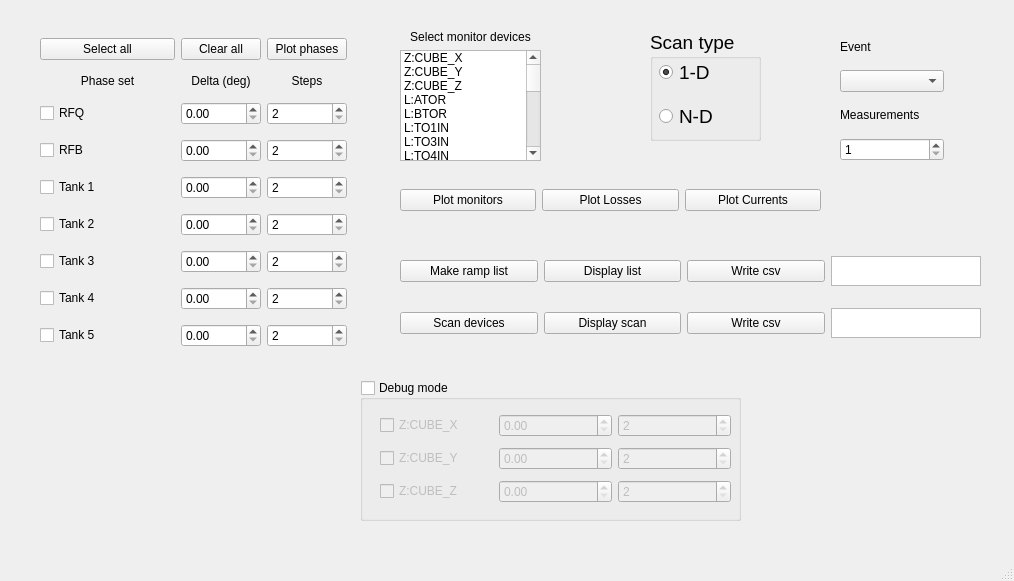
Qt form gui_window.ui (rsharankova/LinacDeviceScan) before a commit.
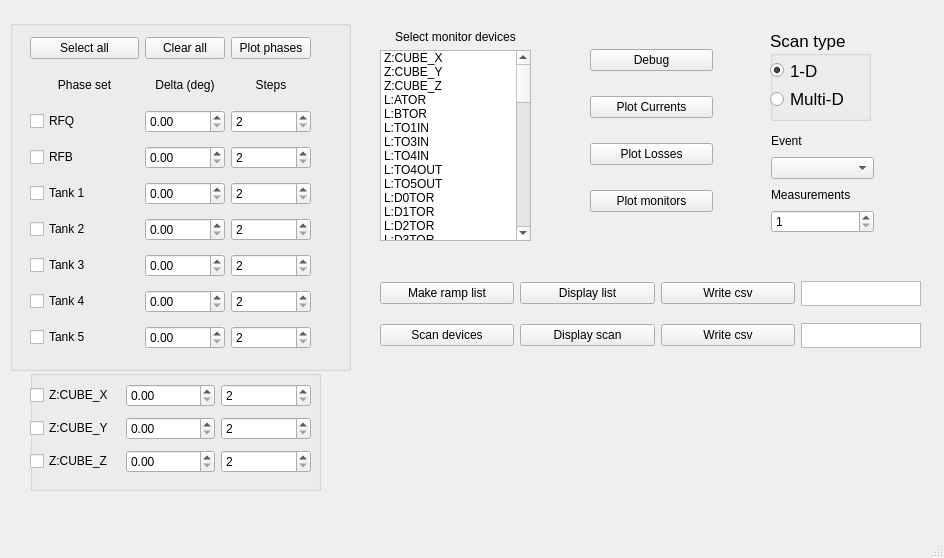
The same form after that commit.

Patch:
```diff
--- a/gui_window.ui
+++ b/gui_window.ui
@@ -6,8 +6,8 @@
    <rect>
     <x>0</x>
     <y>0</y>
-    <width>1014</width>
-    <height>581</height>
+    <width>944</width>
+    <height>558</height>
    </rect>
   </property>
   <property name="windowTitle">
@@ -17,13 +17,22 @@
    <widget class="QWidget" name="gridLayoutWidget">
     <property name="geometry">
      <rect>
-      <x>840</x>
-      <y>30</y>
+      <x>770</x>
+      <y>130</y>
       <width>104</width>
-      <height>131</height>
+      <height>104</height>
      </rect>
     </property>
-    <layout class="QVBoxLayout" name="verticalLayout_3">
+    <layout class="QVBoxLayout" name="verticalLayout_3" stretch="1,1,1,1">
+     <property name="leftMargin">
+      <number>1</number>
+     </property>
+     <property name="topMargin">
+      <number>1</number>
+     </property>
+     <property name="bottomMargin">
+      <number>1</number>
+     </property>
      <item>
       <widget class="QLabel" name="label_1">
        <property name="autoFillBackground">
@@ -69,283 +78,13 @@
      </item>
     </layout>
    </widget>
-   <widget class="QWidget" name="gridLayoutWidget_2">
-    <property name="geometry">
-     <rect>
-      <x>40</x>
-      <y>30</y>
-      <width>307</width>
-      <height>332</height>
-     </rect>
-    </property>
-    <layout class="QGridLayout" name="gridLayout_2">
-     <item row="0" column="2">
-      <widget class="QPushButton" name="expand_pushButton_1">
-       <property name="text">
-        <string>Plot phases</string>
-       </property>
-      </widget>
-     </item>
-     <item row="8" column="1">
-      <widget class="QDoubleSpinBox" name="doubleSpinBox_7">
-       <property name="singleStep">
-        <double>0.500000000000000</double>
-       </property>
-      </widget>
-     </item>
-     <item row="0" column="1">
-      <widget class="QPushButton" name="clearall_pushButton">
-       <property name="text">
-        <string>Clear all</string>
-       </property>
-      </widget>
-     </item>
-     <item row="7" column="1">
-      <widget class="QDoubleSpinBox" name="doubleSpinBox_6">
-       <property name="singleStep">
-        <double>0.500000000000000</double>
-       </property>
-      </widget>
-     </item>
-     <item row="6" column="1">
-      <widget class="QDoubleSpinBox" name="doubleSpinBox_5">
-       <property name="singleStep">
-        <double>0.500000000000000</double>
-       </property>
-      </widget>
-     </item>
-     <item row="0" column="0">
-      <widget class="QPushButton" name="selectall_pushButton">
-       <property name="text">
-        <string>Select all</string>
-       </property>
-      </widget>
-     </item>
-     <item row="1" column="1">
-      <widget class="QLabel" name="label">
-       <property name="sizePolicy">
-        <sizepolicy hsizetype="Minimum" vsizetype="Preferred">
-         <horstretch>0</horstretch>
-         <verstretch>0</verstretch>
-        </sizepolicy>
-       </property>
-       <property name="autoFillBackground">
-        <bool>false</bool>
-       </property>
-       <property name="text">
-        <string>Delta (deg)</string>
-       </property>
-       <property name="alignment">
-        <set>Qt::AlignCenter</set>
-       </property>
-      </widget>
-     </item>
-     <item row="5" column="1">
-      <widget class="QDoubleSpinBox" name="doubleSpinBox_4">
-       <property name="singleStep">
-        <double>0.500000000000000</double>
-       </property>
-      </widget>
-     </item>
-     <item row="4" column="1">
-      <widget class="QDoubleSpinBox" name="doubleSpinBox_3">
-       <property name="singleStep">
-        <double>0.500000000000000</double>
-       </property>
-      </widget>
-     </item>
-     <item row="3" column="1">
-      <widget class="QDoubleSpinBox" name="doubleSpinBox_2">
-       <property name="singleStep">
-        <double>0.500000000000000</double>
-       </property>
-      </widget>
-     </item>
-     <item row="2" column="1">
-      <widget class="QDoubleSpinBox" name="doubleSpinBox_1">
-       <property name="singleStep">
-        <double>0.500000000000000</double>
-       </property>
-      </widget>
-     </item>
-     <item row="8" column="0">
-      <widget class="QCheckBox" name="checkBox_7">
-       <property name="text">
-        <string>Tank 5</string>
-       </property>
-      </widget>
-     </item>
-     <item row="7" column="0">
-      <widget class="QCheckBox" name="checkBox_6">
-       <property name="text">
-        <string>Tank 4</string>
-       </property>
-      </widget>
-     </item>
-     <item row="6" column="0">
-      <widget class="QCheckBox" name="checkBox_5">
-       <property name="text">
-        <string>Tank 3</string>
-       </property>
-      </widget>
-     </item>
-     <item row="5" column="0">
-      <widget class="QCheckBox" name="checkBox_4">
-       <property name="text">
-        <string>Tank 2</string>
-       </property>
-      </widget>
-     </item>
-     <item row="4" column="0">
-      <widget class="QCheckBox" name="checkBox_3">
-       <property name="text">
-        <string>Tank 1</string>
-       </property>
-      </widget>
-     </item>
-     <item row="3" column="0">
-      <widget class="QCheckBox" name="checkBox_2">
-       <property name="sizePolicy">
-        <sizepolicy hsizetype="MinimumExpanding" vsizetype="Fixed">
-         <horstretch>0</horstretch>
-         <verstretch>0</verstretch>
-        </sizepolicy>
-       </property>
-       <property name="text">
-        <string>RFB</string>
-       </property>
-      </widget>
-     </item>
-     <item row="2" column="0">
-      <widget class="QCheckBox" name="checkBox_1">
-       <property name="sizePolicy">
-        <sizepolicy hsizetype="MinimumExpanding" vsizetype="Fixed">
-         <horstretch>0</horstretch>
-         <verstretch>0</verstretch>
-        </sizepolicy>
-       </property>
-       <property name="text">
-        <string>RFQ</string>
-       </property>
-      </widget>
-     </item>
-     <item row="1" column="0">
-      <widget class="QLabel" name="label_3">
-       <property name="sizePolicy">
-        <sizepolicy hsizetype="Minimum" vsizetype="Preferred">
-         <horstretch>0</horstretch>
-         <verstretch>0</verstretch>
-        </sizepolicy>
-       </property>
-       <property name="autoFillBackground">
-        <bool>false</bool>
-       </property>
-       <property name="text">
-        <string>Phase set</string>
-       </property>
-       <property name="alignment">
-        <set>Qt::AlignCenter</set>
-       </property>
-      </widget>
-     </item>
-     <item row="1" column="2">
-      <widget class="QLabel" name="label_6">
-       <property name="sizePolicy">
-        <sizepolicy hsizetype="Minimum" vsizetype="Fixed">
-         <horstretch>0</horstretch>
-         <verstretch>0</verstretch>
-        </sizepolicy>
-       </property>
-       <property name="autoFillBackground">
-        <bool>false</bool>
-       </property>
-       <property name="text">
-        <string>Steps</string>
-       </property>
-       <property name="alignment">
-        <set>Qt::AlignCenter</set>
-       </property>
-      </widget>
-     </item>
-     <item row="2" column="2">
-      <widget class="QSpinBox" name="steps_spinBox_1">
-       <property name="minimum">
-        <number>2</number>
-       </property>
-       <property name="maximum">
-        <number>100</number>
-       </property>
-      </widget>
-     </item>
-     <item row="3" column="2">
-      <widget class="QSpinBox" name="steps_spinBox_2">
-       <property name="minimum">
-        <number>2</number>
-       </property>
-       <property name="maximum">
-        <number>100</number>
-       </property>
-      </widget>
-     </item>
-     <item row="4" column="2">
-      <widget class="QSpinBox" name="steps_spinBox_3">
-       <property name="minimum">
-        <number>2</number>
-       </property>
-       <property name="maximum">
-        <number>100</number>
-       </property>
-      </widget>
-     </item>
-     <item row="5" column="2">
-      <widget class="QSpinBox" name="steps_spinBox_4">
-       <property name="minimum">
-        <number>2</number>
-       </property>
-       <property name="maximum">
-        <number>100</number>
-       </property>
-      </widget>
-     </item>
-     <item row="6" column="2">
-      <widget class="QSpinBox" name="steps_spinBox_5">
-       <property name="minimum">
-        <number>2</number>
-       </property>
-       <property name="maximum">
-        <number>100</number>
-       </property>
-      </widget>
-     </item>
-     <item row="7" column="2">
-      <widget class="QSpinBox" name="steps_spinBox_6">
-       <property name="minimum">
-        <number>2</number>
-       </property>
-       <property name="maximum">
-        <number>100</number>
-       </property>
-      </widget>
-     </item>
-     <item row="8" column="2">
-      <widget class="QSpinBox" name="steps_spinBox_7">
-       <property name="minimum">
-        <number>2</number>
-       </property>
-       <property name="maximum">
-        <number>100</number>
-       </property>
-      </widget>
-     </item>
-    </layout>
-   </widget>
    <widget class="QWidget" name="gridLayoutWidget_3">
     <property name="geometry">
      <rect>
-      <x>400</x>
-      <y>240</y>
-      <width>581</width>
-      <height>116</height>
+      <x>380</x>
+      <y>270</y>
+      <width>541</width>
+      <height>91</height>
      </rect>
     </property>
     <layout class="QGridLayout" name="gridLayout_3">
@@ -362,8 +101,8 @@
        </property>
        <property name="maximumSize">
         <size>
-         <width>150</width>
-         <height>30</height>
+         <width>120</width>
+         <height>25</height>
         </size>
        </property>
       </widget>
@@ -413,8 +152,8 @@
        </property>
        <property name="maximumSize">
         <size>
-         <width>150</width>
-         <height>30</height>
+         <width>120</width>
+         <height>25</height>
         </size>
        </property>
       </widget>
@@ -431,10 +170,10 @@
    <widget class="QWidget" name="verticalLayoutWidget_2">
     <property name="geometry">
      <rect>
-      <x>400</x>
+      <x>380</x>
       <y>30</y>
-      <width>141</width>
-      <height>131</height>
+      <width>151</width>
+      <height>211</height>
      </rect>
     </property>
     <layout class="QVBoxLayout" name="verticalLayout">
@@ -755,15 +494,15 @@
    <widget class="QGroupBox" name="groupBox">
     <property name="geometry">
      <rect>
-      <x>650</x>
+      <x>770</x>
       <y>30</y>
-      <width>111</width>
-      <height>111</height>
+      <width>101</width>
+      <height>91</height>
      </rect>
     </property>
     <property name="font">
      <font>
-      <pointsize>14</pointsize>
+      <pointsize>13</pointsize>
      </font>
     </property>
     <property name="autoFillBackground">
@@ -772,6 +511,9 @@
     <property name="title">
      <string>Scan type</string>
     </property>
+    <property name="flat">
+     <bool>true</bool>
+    </property>
     <property name="checkable">
      <bool>false</bool>
     </property>
@@ -781,10 +523,10 @@
     <widget class="QWidget" name="verticalLayoutWidget">
      <property name="geometry">
       <rect>
-       <x>9</x>
-       <y>19</y>
+       <x>0</x>
+       <y>29</y>
        <width>91</width>
-       <height>91</height>
+       <height>51</height>
       </rect>
      </property>
      <layout class="QVBoxLayout" name="verticalLayout_2">
@@ -801,7 +543,7 @@
       <item>
        <widget class="QRadioButton" name="nD_radioButton">
         <property name="text">
-         <string>N-D</string>
+         <string>Multi-D</string>
         </property>
         <property name="checked">
          <bool>false</bool>
@@ -814,24 +556,20 @@
    <widget class="QWidget" name="horizontalLayoutWidget">
     <property name="geometry">
      <rect>
-      <x>400</x>
-      <y>180</y>
-      <width>421</width>
-      <height>41</height>
+      <x>590</x>
+      <y>30</y>
+      <width>123</width>
+      <height>201</height>
      </rect>
     </property>
-    <layout class="QHBoxLayout" name="horizontalLayout">
+    <layout class="QVBoxLayout" name="verticalLayout_4">
      <item>
-      <widget class="QPushButton" name="expand_pushButton_2">
+      <widget class="QPushButton" name="pushButton">
        <property name="text">
-        <string>Plot monitors</string>
+        <string>Debug</string>
        </property>
-      </widget>
-     </item>
-     <item>
-      <widget class="QPushButton" name="loss_pushButton">
-       <property name="text">
-        <string>Plot Losses</string>
+       <property name="checkable">
+        <bool>true</bool>
        </property>
       </widget>
      </item>
@@ -842,32 +580,49 @@
        </property>
       </widget>
      </item>
+     <item>
+      <widget class="QPushButton" name="loss_pushButton">
+       <property name="text">
+        <string>Plot Losses</string>
+       </property>
+      </widget>
+     </item>
+     <item>
+      <widget class="QPushButton" name="expand_pushButton_2">
+       <property name="text">
+        <string>Plot monitors</string>
+       </property>
+      </widget>
+     </item>
     </layout>
    </widget>
    <widget class="QGroupBox" name="cube_groupBox">
     <property name="geometry">
      <rect>
-      <x>360</x>
-      <y>380</y>
-      <width>381</width>
-      <height>141</height>
+      <x>30</x>
+      <y>370</y>
+      <width>291</width>
+      <height>121</height>
      </rect>
     </property>
     <property name="title">
-     <string>Debug mode</string>
+     <string/>
     </property>
-    <property name="checkable">
+    <property name="flat">
      <bool>true</bool>
     </property>
+    <property name="checkable">
+     <bool>false</bool>
+    </property>
     <property name="checked">
      <bool>false</bool>
     </property>
     <widget class="QWidget" name="gridLayoutWidget_4">
      <property name="geometry">
       <rect>
-       <x>20</x>
-       <y>30</y>
-       <width>351</width>
+       <x>0</x>
+       <y>10</y>
+       <width>281</width>
        <height>99</height>
       </rect>
      </property>
@@ -926,6 +681,304 @@
      </layout>
     </widget>
    </widget>
+   <widget class="QGroupBox" name="groupBox_2">
+    <property name="geometry">
+     <rect>
+      <x>10</x>
+      <y>20</y>
+      <width>341</width>
+      <height>351</height>
+     </rect>
+    </property>
+    <property name="title">
+     <string/>
+    </property>
+    <property name="flat">
+     <bool>true</bool>
+    </property>
+    <widget class="QWidget" name="gridLayoutWidget_2">
+     <property name="geometry">
+      <rect>
+       <x>20</x>
+       <y>10</y>
+       <width>281</width>
+       <height>332</height>
+      </rect>
+     </property>
+     <layout class="QGridLayout" name="gridLayout_2">
+      <item row="0" column="2">
+       <widget class="QPushButton" name="expand_pushButton_1">
+        <property name="text">
+         <string>Plot phases</string>
+        </property>
+       </widget>
+      </item>
+      <item row="8" column="1">
+       <widget class="QDoubleSpinBox" name="doubleSpinBox_7">
+        <property name="singleStep">
+         <double>0.500000000000000</double>
+        </property>
+       </widget>
+      </item>
+      <item row="0" column="1">
+       <widget class="QPushButton" name="clearall_pushButton">
+        <property name="text">
+         <string>Clear all</string>
+        </property>
+       </widget>
+      </item>
+      <item row="7" column="1">
+       <widget class="QDoubleSpinBox" name="doubleSpinBox_6">
+        <property name="singleStep">
+         <double>0.500000000000000</double>
+        </property>
+       </widget>
+      </item>
+      <item row="6" column="1">
+       <widget class="QDoubleSpinBox" name="doubleSpinBox_5">
+        <property name="singleStep">
+         <double>0.500000000000000</double>
+        </property>
+       </widget>
+      </item>
+      <item row="0" column="0">
+       <widget class="QPushButton" name="selectall_pushButton">
+        <property name="text">
+         <string>Select all</string>
+        </property>
+       </widget>
+      </item>
+      <item row="1" column="1">
+       <widget class="QLabel" name="label">
+        <property name="sizePolicy">
+         <sizepolicy hsizetype="Minimum" vsizetype="Minimum">
+          <horstretch>0</horstretch>
+          <verstretch>0</verstretch>
+         </sizepolicy>
+        </property>
+        <property name="minimumSize">
+         <size>
+          <width>80</width>
+          <height>25</height>
+         </size>
+        </property>
+        <property name="autoFillBackground">
+         <bool>false</bool>
+        </property>
+        <property name="text">
+         <string>Delta (deg)</string>
+        </property>
+        <property name="alignment">
+         <set>Qt::AlignCenter</set>
+        </property>
+       </widget>
+      </item>
+      <item row="5" column="1">
+       <widget class="QDoubleSpinBox" name="doubleSpinBox_4">
+        <property name="singleStep">
+         <double>0.500000000000000</double>
+        </property>
+       </widget>
+      </item>
+      <item row="4" column="1">
+       <widget class="QDoubleSpinBox" name="doubleSpinBox_3">
+        <property name="singleStep">
+         <double>0.500000000000000</double>
+        </property>
+       </widget>
+      </item>
+      <item row="3" column="1">
+       <widget class="QDoubleSpinBox" name="doubleSpinBox_2">
+        <property name="singleStep">
+         <double>0.500000000000000</double>
+        </property>
+       </widget>
+      </item>
+      <item row="2" column="1">
+       <widget class="QDoubleSpinBox" name="doubleSpinBox_1">
+        <property name="singleStep">
+         <double>0.500000000000000</double>
+        </property>
+       </widget>
+      </item>
+      <item row="8" column="0">
+       <widget class="QCheckBox" name="checkBox_7">
+        <property name="text">
+         <string>Tank 5</string>
+        </property>
+       </widget>
+      </item>
+      <item row="7" column="0">
+       <widget class="QCheckBox" name="checkBox_6">
+        <property name="text">
+         <string>Tank 4</string>
+        </property>
+       </widget>
+      </item>
+      <item row="6" column="0">
+       <widget class="QCheckBox" name="checkBox_5">
+        <property name="text">
+         <string>Tank 3</string>
+        </property>
+       </widget>
+      </item>
+      <item row="5" column="0">
+       <widget class="QCheckBox" name="checkBox_4">
+        <property name="text">
+         <string>Tank 2</string>
+        </property>
+       </widget>
+      </item>
+      <item row="4" column="0">
+       <widget class="QCheckBox" name="checkBox_3">
+        <property name="text">
+         <string>Tank 1</string>
+        </property>
+       </widget>
+      </item>
+      <item row="3" column="0">
+       <widget class="QCheckBox" name="checkBox_2">
+        <property name="sizePolicy">
+         <sizepolicy hsizetype="MinimumExpanding" vsizetype="Fixed">
+          <horstretch>0</horstretch>
+          <verstretch>0</verstretch>
+         </sizepolicy>
+        </property>
+        <property name="text">
+         <string>RFB</string>
+        </property>
+       </widget>
+      </item>
+      <item row="2" column="0">
+       <widget class="QCheckBox" name="checkBox_1">
+        <property name="sizePolicy">
+         <sizepolicy hsizetype="MinimumExpanding" vsizetype="Fixed">
+          <horstretch>0</horstretch>
+          <verstretch>0</verstretch>
+         </sizepolicy>
+        </property>
+        <property name="text">
+         <string>RFQ</string>
+        </property>
+       </widget>
+      </item>
+      <item row="1" column="0">
+       <widget class="QLabel" name="label_3">
+        <property name="sizePolicy">
+         <sizepolicy hsizetype="Minimum" vsizetype="Preferred">
+          <horstretch>0</horstretch>
+          <verstretch>0</verstretch>
+         </sizepolicy>
+        </property>
+        <property name="autoFillBackground">
+         <bool>false</bool>
+        </property>
+        <property name="text">
+         <string>Phase set</string>
+        </property>
+        <property name="alignment">
+         <set>Qt::AlignCenter</set>
+        </property>
+       </widget>
+      </item>
+      <item row="1" column="2">
+       <widget class="QLabel" name="label_6">
+        <property name="sizePolicy">
+         <sizepolicy hsizetype="Fixed" vsizetype="Fixed">
+          <horstretch>0</horstretch>
+          <verstretch>0</verstretch>
+         </sizepolicy>
+        </property>
+        <property name="minimumSize">
+         <size>
+          <width>80</width>
+          <height>25</height>
+         </size>
+        </property>
+        <property name="autoFillBackground">
+         <bool>false</bool>
+        </property>
+        <property name="text">
+         <string>Steps</string>
+        </property>
+        <property name="alignment">
+         <set>Qt::AlignCenter</set>
+        </property>
+       </widget>
+      </item>
+      <item row="2" column="2">
+       <widget class="QSpinBox" name="steps_spinBox_1">
+        <property name="minimum">
+         <number>2</number>
+        </property>
+        <property name="maximum">
+         <number>100</number>
+        </property>
+       </widget>
+      </item>
+      <item row="3" column="2">
+       <widget class="QSpinBox" name="steps_spinBox_2">
+        <property name="minimum">
+         <number>2</number>
+        </property>
+        <property name="maximum">
+         <number>100</number>
+        </property>
+       </widget>
+      </item>
+      <item row="4" column="2">
+       <widget class="QSpinBox" name="steps_spinBox_3">
+        <property name="minimum">
+         <number>2</number>
+        </property>
+        <property name="maximum">
+         <number>100</number>
+        </property>
+       </widget>
+      </item>
+      <item row="5" column="2">
+       <widget class="QSpinBox" name="steps_spinBox_4">
+        <property name="minimum">
+         <number>2</number>
+        </property>
+        <property name="maximum">
+         <number>100</number>
+        </property>
+       </widget>
+      </item>
+      <item row="6" column="2">
+       <widget class="QSpinBox" name="steps_spinBox_5">
+        <property name="minimum">
+         <number>2</number>
+        </property>
+        <property name="maximum">
+         <number>100</number>
+        </property>
+       </widget>
+      </item>
+      <item row="7" column="2">
+       <widget class="QSpinBox" name="steps_spinBox_6">
+        <property name="minimum">
+         <number>2</number>
+        </property>
+        <property name="maximum">
+         <number>100</number>
+        </property>
+       </widget>
+      </item>
+      <item row="8" column="2">
+       <widget class="QSpinBox" name="steps_spinBox_7">
+        <property name="minimum">
+         <number>2</number>
+        </property>
+        <property name="maximum">
+         <number>100</number>
+        </property>
+       </widget>
+      </item>
+     </layout>
+    </widget>
+   </widget>
   </widget>
   <widget class="QMenuBar" name="menubar">
    <property name="geometry">
```
Left out of the diff: 72 changed lines with no effect on the pictures.
